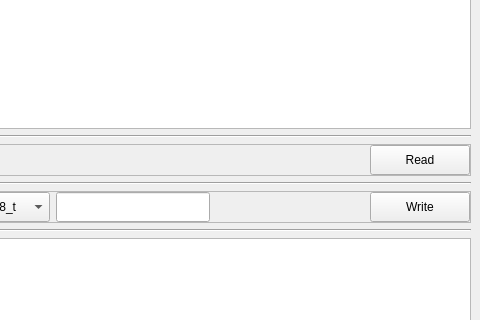
The window that tools/danish-monitor/mainwindow.ui (araz71/danish) describes before a commit, drawn with Qt 5; both pictures show x 548 to 1028 and y 154 to 474 of the 1028 by 693 pixel window.
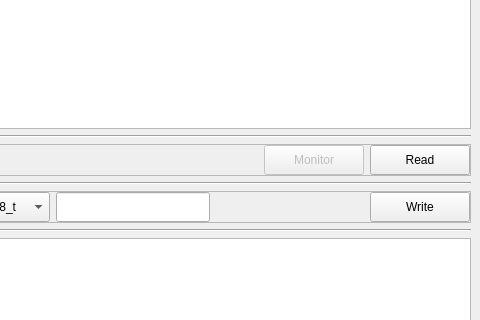
The same window after the commit.

Commit message: Timer to better parsing

The edit to the form file:
```diff
--- a/tools/danish-monitor/mainwindow.ui
+++ b/tools/danish-monitor/mainwindow.ui
@@ -293,6 +293,22 @@
              </property>
             </spacer>
            </item>
+           <item>
+            <widget class="QPushButton" name="btnmonitor">
+             <property name="enabled">
+              <bool>false</bool>
+             </property>
+             <property name="minimumSize">
+              <size>
+               <width>100</width>
+               <height>30</height>
+              </size>
+             </property>
+             <property name="text">
+              <string>Monitor</string>
+             </property>
+            </widget>
+           </item>
            <item>
             <widget class="QPushButton" name="btnread">
              <property name="minimumSize">
```
The commit also changes 2 other files.
